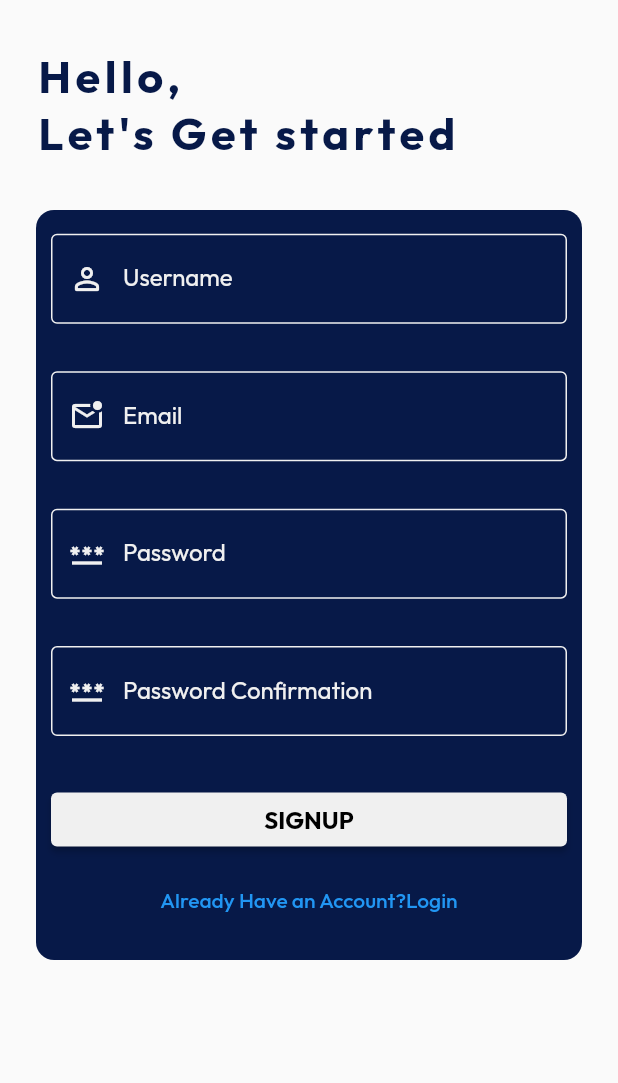
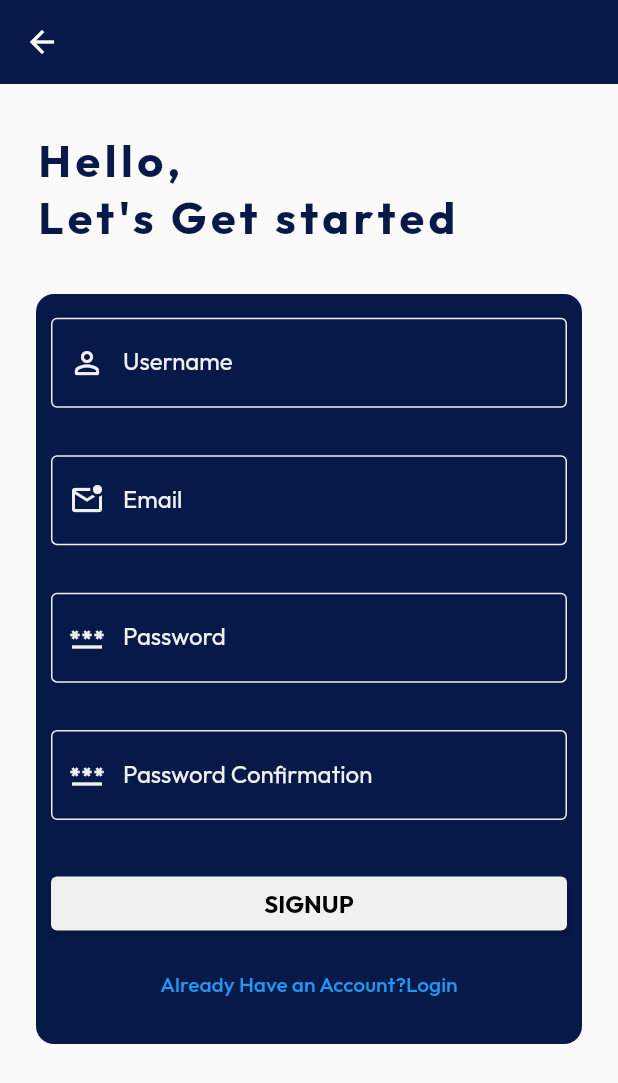
Before and after one commit to Ivy-Murage/Mini_Project_Real_Estate_App, a Flutter app: the SignUp screen opened directly, on a phone screen of 412 x 824 dp. Shown: the top 1083 px of the screen. Run offline on Flutter 3.47's test engine with Material 2 defaults, Android fonts, the phone set to English and light mode, and no system bars; drawn by our look-alikes of animated_text_kit; our stand-ins replace google_fonts.

Commit message:
intergrate routing and navigation

```diff
--- a/lib/SignUp.dart
+++ b/lib/SignUp.dart
@@ -4,7 +4,12 @@ import 'package:flutter/material.dart';
 class SignUp extends StatelessWidget {
   @override
   Widget build(BuildContext context) {
-    return SafeArea(
+    return Scaffold(
+        appBar: AppBar(
+          elevation: 0,
+          backgroundColor: Color.fromARGB(255, 7, 25, 72),
+        ),
+        body: SafeArea(
             child: SingleChildScrollView(
           child: Container(
               child: Padding(
@@ -33,7 +38,7 @@ class SignUp extends StatelessWidget {
               ],
             ),
           )),
-    ));
+        )));
   }
 }
 
--- a/lib/main.dart
+++ b/lib/main.dart
@@ -32,8 +32,9 @@ class MyHomePage extends StatelessWidget {
         backgroundColor: Color.fromARGB(255, 7, 25, 72),
         elevation: 0,
       ),
-      body: SingleChildScrollView(child: SignUp()),
-      // LandingPage()
+      body: SingleChildScrollView(child: LandingPage()),
+      // SignUp()
+
       // bottomNavigationBar: NavBar()
     );
   }
```
Also changed, not shown: lib/landingPage.dart (+11 -3 lines). Lines whose indentation alone changed are shown as unchanged.
